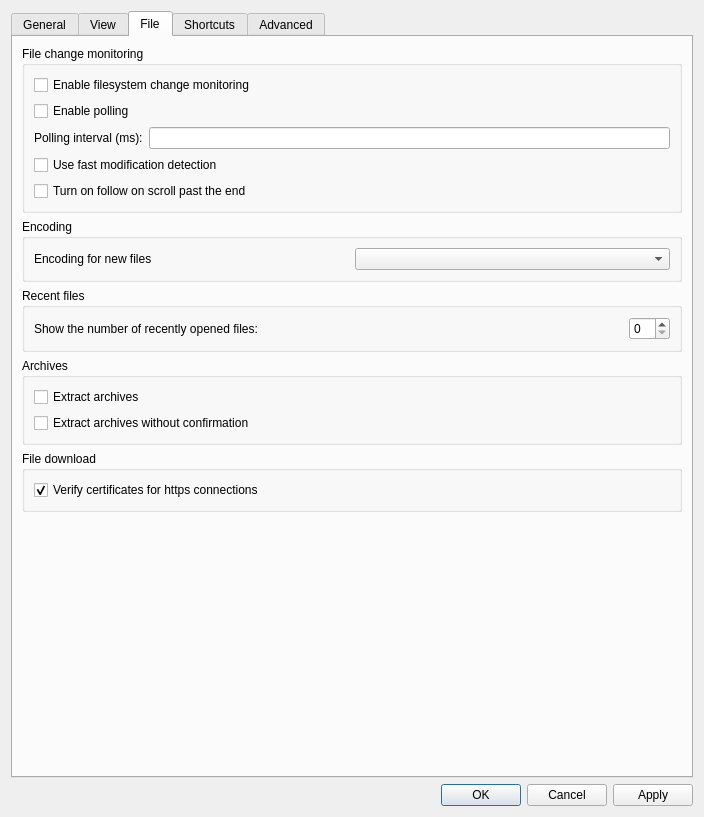
Before: the Qt Designer form src/ui/include/optionsdialog.ui in xaljer/klogg, drawn with Qt 5.
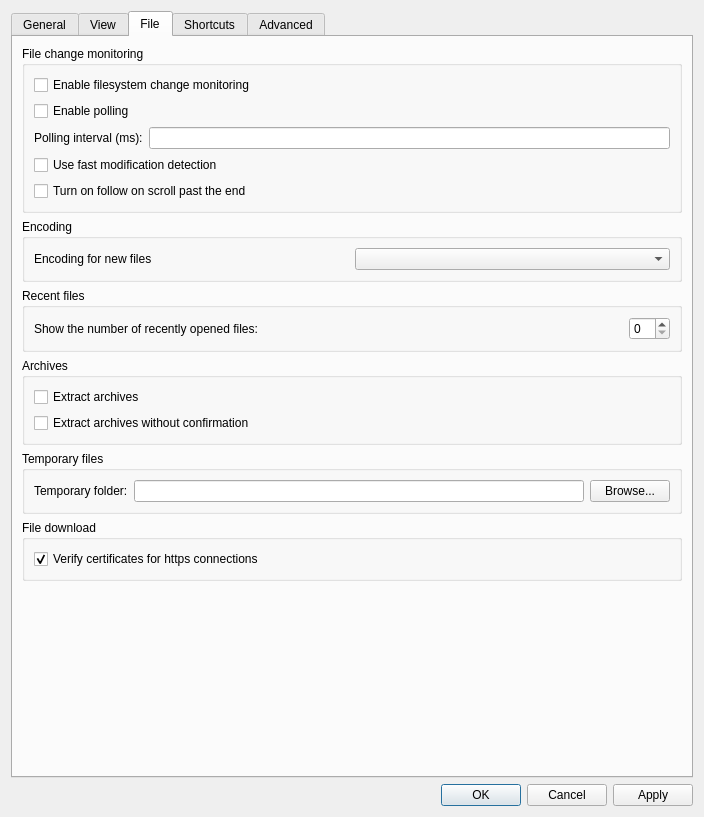
After: the same form once the commit is applied. The open tabs and pages were chosen to show the change.

Commit message:
feat: support custom temporary folder path
- Add Configuration.tempDirectory setting (key files.temp_directory)
- Resolve temp root live via klogg::resolveTempRoot; takes effect without restart
- Place temp files under a klogg_temp subfolder; track archive dirs for cleanup
- Add temp folder field with Browse button in options dialog File tab
- Add unit tests for resolveTempRoot
- Add English and Chinese translations

```diff
--- a/src/ui/include/optionsdialog.ui
+++ b/src/ui/include/optionsdialog.ui
@@ -634,6 +634,36 @@
          </layout>
         </widget>
        </item>
+       <item>
+        <widget class="QGroupBox" name="tempFilesGroupBox">
+         <property name="title">
+          <string>Temporary files</string>
+         </property>
+         <layout class="QHBoxLayout" name="horizontalLayout_tempFiles">
+          <item>
+           <widget class="QLabel" name="tempDirectoryLabel">
+            <property name="text">
+             <string>Temporary folder:</string>
+            </property>
+           </widget>
+          </item>
+          <item>
+           <widget class="QLineEdit" name="tempDirectoryLineEdit">
+            <property name="toolTip">
+             <string>Leave empty to use the system temporary folder.</string>
+            </property>
+           </widget>
+          </item>
+          <item>
+           <widget class="QPushButton" name="tempDirectoryBrowseButton">
+            <property name="text">
+             <string>Browse...</string>
+            </property>
+           </widget>
+          </item>
+         </layout>
+        </widget>
+       </item>
        <item>
         <widget class="QGroupBox" name="downloadGroupBox">
          <property name="title">
```
The commit also changes 13 other files.
